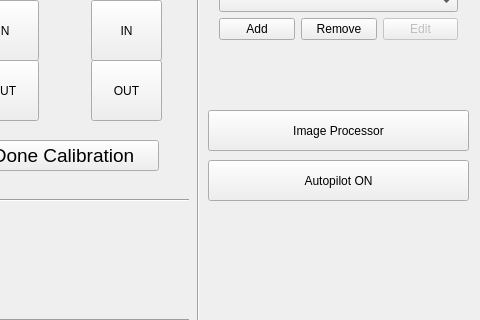
Before: the Qt Designer form KiteControl-Qt/mainwindow.ui in adrienemery/zenith-wind-power, drawn with Qt 5; both pictures show x 322 to 802 and y 146 to 466 of the 802 by 653 pixel window.
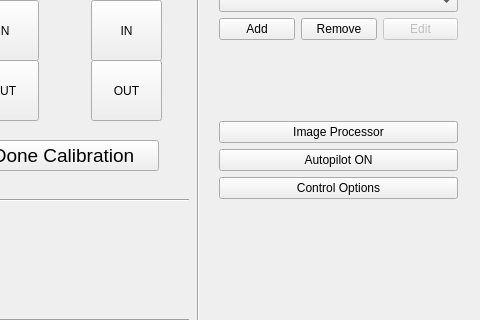
After: the same form once the commit is applied.

Commit message: Added ControlWindow to populate with control algorithm gui stuff ControlWindow can be opened form the MainWindow Removed old ControlOptions Class

The edit to the form file:
```diff
--- a/KiteControl-Qt/mainwindow.ui
+++ b/KiteControl-Qt/mainwindow.ui
@@ -740,31 +740,28 @@
      </item>
     </layout>
    </widget>
-   <widget class="QPushButton" name="imgProcButton">
+   <widget class="QWidget" name="">
     <property name="geometry">
      <rect>
       <x>530</x>
       <y>220</y>
       <width>261</width>
-      <height>41</height>
+      <height>100</height>
      </rect>
     </property>
+    <layout class="QVBoxLayout" name="verticalLayout_5">
+     <item>
+      <widget class="QPushButton" name="imgProcButton">
     <property name="text">
      <string>Image Processor</string>
     </property>
    </widget>
+     </item>
+     <item>
    <widget class="QPushButton" name="autoPilotBtn">
     <property name="enabled">
      <bool>true</bool>
     </property>
-    <property name="geometry">
-     <rect>
-      <x>530</x>
-      <y>270</y>
-      <width>261</width>
-      <height>41</height>
-     </rect>
-    </property>
     <property name="autoFillBackground">
      <bool>true</bool>
     </property>
@@ -782,6 +779,16 @@
      <bool>false</bool>
     </property>
    </widget>
+     </item>
+     <item>
+      <widget class="QPushButton" name="controlOptions_Button">
+       <property name="text">
+        <string>Control Options</string>
+       </property>
+      </widget>
+     </item>
+    </layout>
+   </widget>
    <zorder>layoutWidget</zorder>
    <zorder>layoutWidget</zorder>
    <zorder>layoutWidget</zorder>
```
Left out of the diff: 4 changed lines with no effect on the pictures. Lines whose indentation alone changed are shown as unchanged. The commit also changes 10 other files.
